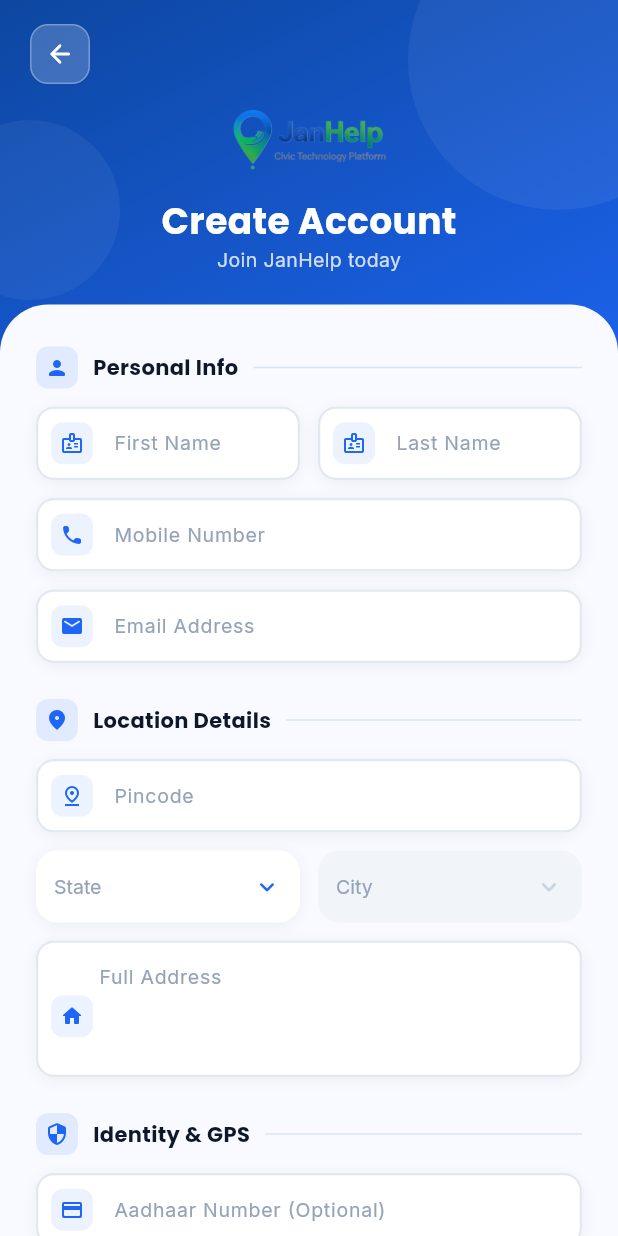
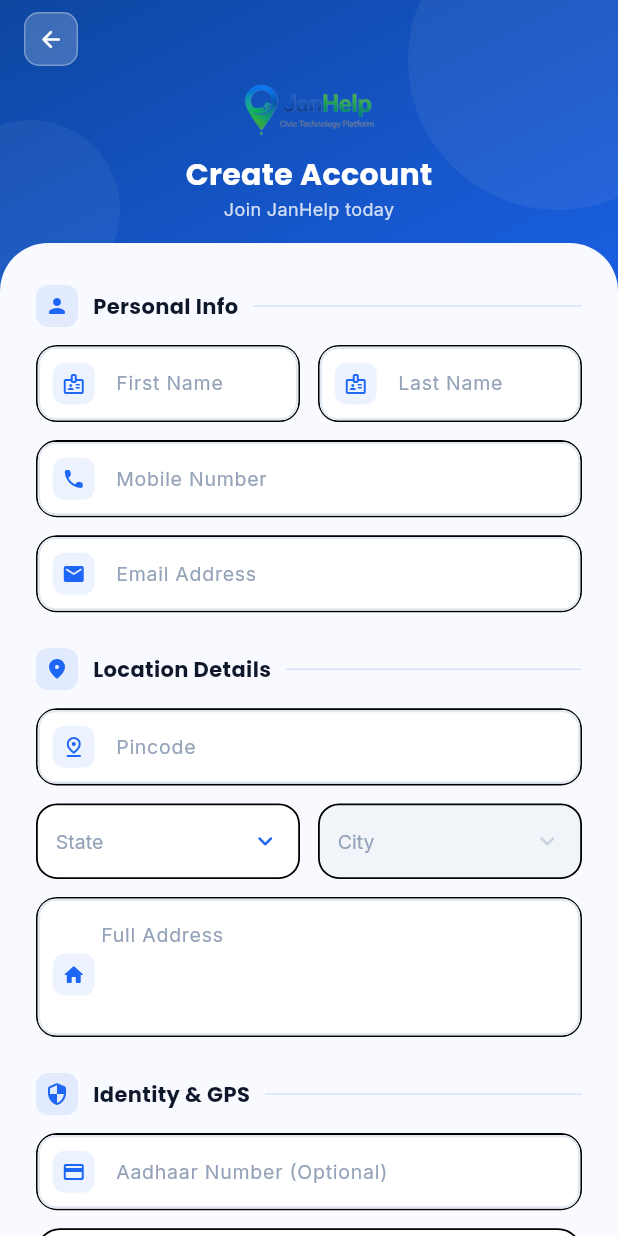
Before and after one commit to kartkbhalodiya/Smart-CITY, a Flutter app: the RegisterScreen screen opened by its route, on a phone screen of 412 x 824 dp. Run offline on Flutter 3.47's test engine with Material 3 defaults, Android fonts, the phone set to English and light mode, and no system bars; our stand-ins replace flutter_map, flutter_secure_storage, geocoding, geolocator, google_fonts, image_picker and 2 more; accounts and stored records are empty; network calls fail.

Commit message:
fix: compact header, white status bar, black borders on all input fields

```diff
--- a/smartcity_application/lib/screens/auth/register_screen.dart
+++ b/smartcity_application/lib/screens/auth/register_screen.dart
@@ -129,6 +129,7 @@ class _RegisterScreenState extends State<RegisterScreen> with TickerProviderStat
         systemOverlayStyle: const SystemUiOverlayStyle(
           statusBarColor: Colors.white,
           statusBarIconBrightness: Brightness.dark,
+          statusBarBrightness: Brightness.light,
         ),
         toolbarHeight: 0,
       ),
@@ -156,7 +157,7 @@ class _RegisterScreenState extends State<RegisterScreen> with TickerProviderStat
                 children: [
                   // Header
                   Padding(
-                    padding: const EdgeInsets.fromLTRB(20, 16, 20, 0),
+                    padding: const EdgeInsets.fromLTRB(16, 8, 16, 0),
                     child: Column(
                       children: [
                         Row(
@@ -164,26 +165,26 @@ class _RegisterScreenState extends State<RegisterScreen> with TickerProviderStat
                             GestureDetector(
                               onTap: () => Navigator.pop(context),
                               child: Container(
-                                width: 40, height: 40,
+                                width: 36, height: 36,
                                 decoration: BoxDecoration(
                                   color: Colors.white.withOpacity(0.2),
-                                  borderRadius: BorderRadius.circular(12),
+                                  borderRadius: BorderRadius.circular(10),
                                   border: Border.all(color: Colors.white.withOpacity(0.3)),
                                 ),
-                                child: const Icon(Icons.arrow_back_rounded, color: Colors.white, size: 20),
+                                child: const Icon(Icons.arrow_back_rounded, color: Colors.white, size: 18),
                               ),
                             ),
                           ],
                         ),
-                        const SizedBox(height: 12),
-                        Image.asset('assets/images/logo.png', height: 52),
-                        const SizedBox(height: 10),
-                        Text('Create Account', style: GoogleFonts.poppins(fontSize: 24, fontWeight: FontWeight.w700, color: Colors.white)),
-                        Text('Join JanHelp today', style: GoogleFonts.inter(fontSize: 13, color: Colors.white.withOpacity(0.8))),
+                        const SizedBox(height: 8),
+                        Image.asset('assets/images/logo.png', height: 44),
+                        const SizedBox(height: 6),
+                        Text('Create Account', style: GoogleFonts.poppins(fontSize: 20, fontWeight: FontWeight.w700, color: Colors.white)),
+                        Text('Join JanHelp today', style: GoogleFonts.inter(fontSize: 12, color: Colors.white.withOpacity(0.8))),
                       ],
                     ),
                   ),
-                  const SizedBox(height: 20),
+                  const SizedBox(height: 14),
 
                   // Form card
                   Expanded(
@@ -315,7 +316,7 @@ class _RegisterScreenState extends State<RegisterScreen> with TickerProviderStat
       decoration: BoxDecoration(
         color: Colors.white,
         borderRadius: BorderRadius.circular(14),
-        boxShadow: [BoxShadow(color: Colors.black.withOpacity(0.05), blurRadius: 8, offset: const Offset(0, 2))],
+        border: Border.all(color: Colors.black, width: 1.2),
       ),
       child: TextField(
         controller: c, keyboardType: type,
@@ -341,7 +342,7 @@ class _RegisterScreenState extends State<RegisterScreen> with TickerProviderStat
       decoration: BoxDecoration(
         color: Colors.white,
         borderRadius: BorderRadius.circular(14),
-        boxShadow: [BoxShadow(color: Colors.black.withOpacity(0.05), blurRadius: 8, offset: const Offset(0, 2))],
+        border: Border.all(color: Colors.black, width: 1.2),
       ),
       child: TextField(
         controller: _addressCtrl, maxLines: 3,
@@ -370,7 +371,7 @@ class _RegisterScreenState extends State<RegisterScreen> with TickerProviderStat
       decoration: BoxDecoration(
         color: onChanged == null ? const Color(0xFFF1F5F9) : Colors.white,
         borderRadius: BorderRadius.circular(14),
-        boxShadow: onChanged == null ? [] : [BoxShadow(color: Colors.black.withOpacity(0.05), blurRadius: 8, offset: const Offset(0, 2))],
+        border: Border.all(color: Colors.black, width: 1.2),
       ),
       padding: const EdgeInsets.symmetric(horizontal: 12),
       child: DropdownButtonHideUnderline(
@@ -392,7 +393,7 @@ class _RegisterScreenState extends State<RegisterScreen> with TickerProviderStat
       decoration: BoxDecoration(
         color: Colors.white,
         borderRadius: BorderRadius.circular(14),
-        boxShadow: [BoxShadow(color: Colors.black.withOpacity(0.05), blurRadius: 8, offset: const Offset(0, 2))],
+        border: Border.all(color: Colors.black, width: 1.2),
       ),
       padding: const EdgeInsets.symmetric(horizontal: 14, vertical: 14),
       child: Row(children: [
@@ -409,7 +410,7 @@ class _RegisterScreenState extends State<RegisterScreen> with TickerProviderStat
       decoration: BoxDecoration(
         color: Colors.white,
         borderRadius: BorderRadius.circular(16),
-        boxShadow: [BoxShadow(color: Colors.black.withOpacity(0.05), blurRadius: 10, offset: const Offset(0, 3))],
+        border: Border.all(color: Colors.black, width: 1.2),
       ),
       child: Column(crossAxisAlignment: CrossAxisAlignment.start, children: [
         GestureDetector(
```
